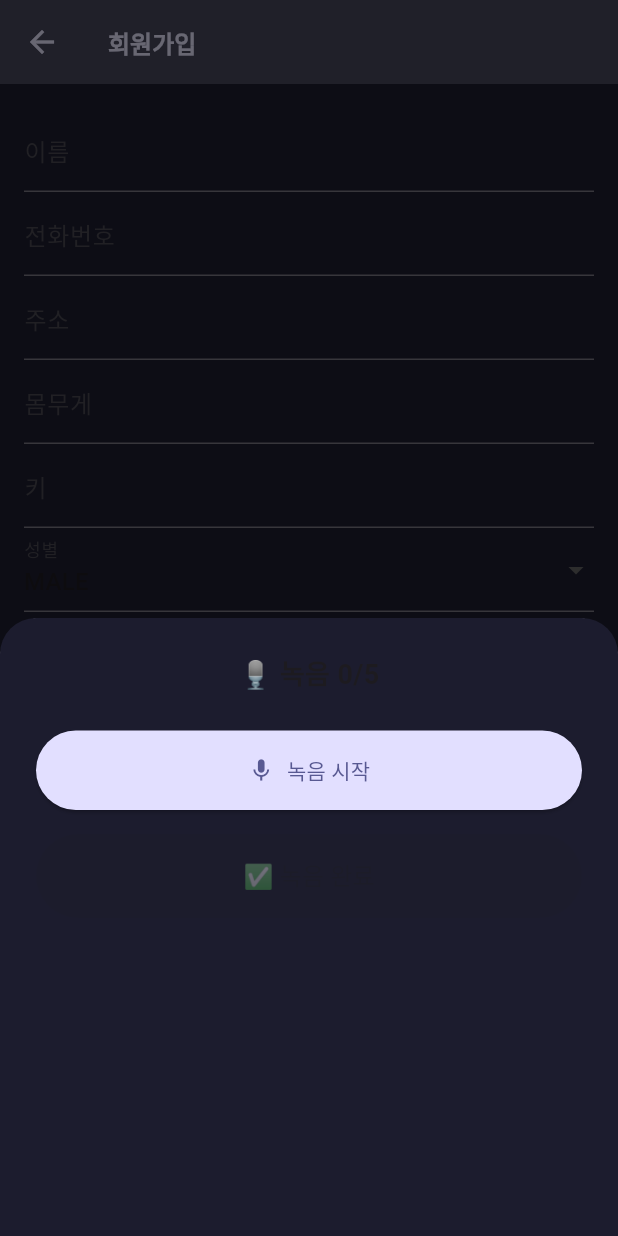
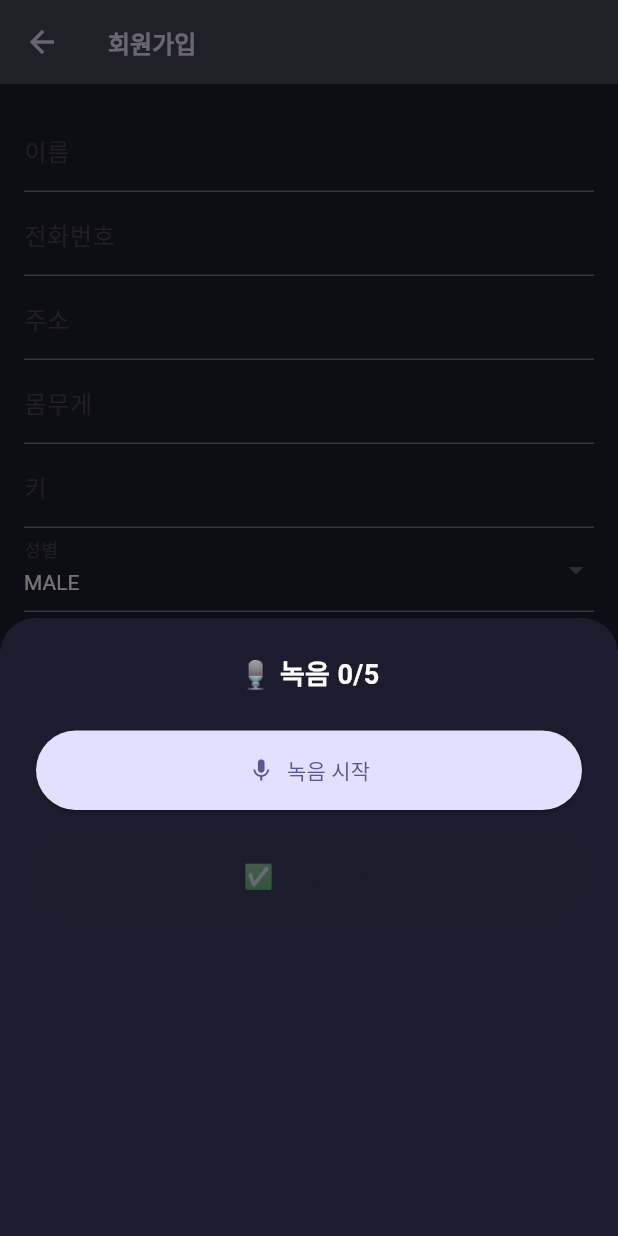
Before and after one commit to sorocode/voice_access_app, a Flutter app: the RegisterPage screen opened directly, after a tap on "🎙️ 음성 녹음하기 (5개)", on a phone screen of 412 x 824 dp. Run offline on Flutter 3.47's test engine with Material 3 defaults, Android fonts, the phone set to English and light mode, and no system bars; our stand-ins replace dio, flutter_dotenv, get_it, permission_handler; missing offline and left inert: flutter_sound; accounts and stored records are empty.

Commit message:
💄 ui 개선

```diff
--- a/lib/pages/register_page.dart
+++ b/lib/pages/register_page.dart
@@ -124,6 +124,7 @@ class _RegisterPageState extends State<RegisterPage> {
             child: Column(
               children: [
                 TextFormField(
+                  style: TextStyle(color: Colors.white),
                   decoration: InputDecoration(labelText: '이름'),
                   onSaved: (val) => _name = val ?? '',
                   validator: (val) => val == null || val.trim().isEmpty
@@ -131,6 +132,7 @@ class _RegisterPageState extends State<RegisterPage> {
                       : null,
                 ),
                 TextFormField(
+                  style: TextStyle(color: Colors.white),
                   decoration: InputDecoration(
                       labelText: '전화번호', hintText: "010-0000-0000"),
                   keyboardType: TextInputType.phone,
@@ -146,20 +148,25 @@ class _RegisterPageState extends State<RegisterPage> {
                   },
                 ),
                 TextFormField(
+                  style: TextStyle(color: Colors.white),
                   decoration: InputDecoration(labelText: '주소'),
                   onSaved: (val) => _address = val ?? '',
                 ),
                 TextFormField(
+                  style: TextStyle(color: Colors.white),
                   decoration: InputDecoration(labelText: '몸무게'),
                   keyboardType: TextInputType.number,
                   onSaved: (val) => _weight = val ?? '',
                 ),
                 TextFormField(
+                  style: TextStyle(color: Colors.white),
                   decoration: InputDecoration(labelText: '키'),
                   keyboardType: TextInputType.number,
                   onSaved: (val) => _height = val ?? '',
                 ),
                 DropdownButtonFormField<Gender>(
+                  style: TextStyle(
+                      color: Colors.white, backgroundColor: Color(0xFF1C1C2E)),
                   value: gender,
                   items: Gender.values
                       .map((g) => DropdownMenuItem(
--- a/lib/pages/voice_access_page.dart
+++ b/lib/pages/voice_access_page.dart
@@ -122,6 +122,7 @@ class _VoiceAccessPageState extends State<VoiceAccessPage> {
   void openPhoneLoginSheet() {
     showModalBottomSheet(
       context: context,
+      backgroundColor: Color(0xFF1C1C2E),
       isScrollControlled: true,
       builder: (context) {
         return PhoneloginBottomsheet();
--- a/lib/widgets/phonelogin_bottomsheet.dart
+++ b/lib/widgets/phonelogin_bottomsheet.dart
@@ -134,9 +134,13 @@ class _PhoneloginBottomsheetState extends State<PhoneloginBottomsheet> {
           mainAxisSize: MainAxisSize.min,
           children: [
             Text("전화번호로 로그인",
-                style: TextStyle(fontSize: 18, fontWeight: FontWeight.bold)),
+                style: TextStyle(
+                    fontSize: 18,
+                    fontWeight: FontWeight.bold,
+                    color: Colors.white)),
             SizedBox(height: 16),
             TextFormField(
+              style: TextStyle(color: Colors.white),
               validator: (val) =>
                   val == null || val.trim().isEmpty || val.trim().length != 4
                       ? '전화번호은 필수 입력값입니다. 4자리 값으로 입력해주세요'
--- a/lib/widgets/recording_bottomsheet.dart
+++ b/lib/widgets/recording_bottomsheet.dart
@@ -78,7 +78,9 @@ class _RecordingBottomsheetState extends State<RecordingBottomsheet> {
                 child: Text(
                   "🎙️ 녹음 ${recordedFiles.length}/5",
                   style: const TextStyle(
-                      fontSize: 18, fontWeight: FontWeight.bold),
+                      fontSize: 18,
+                      fontWeight: FontWeight.bold,
+                      color: Colors.white),
                 ),
               ),
               const SizedBox(height: 24),
```
